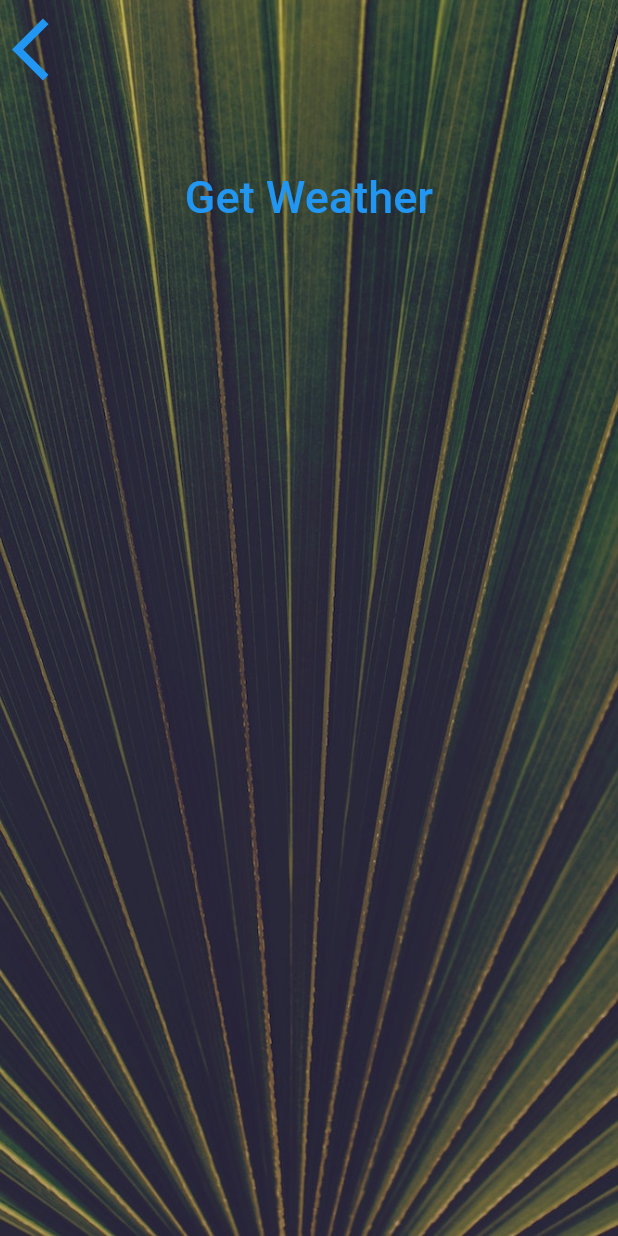
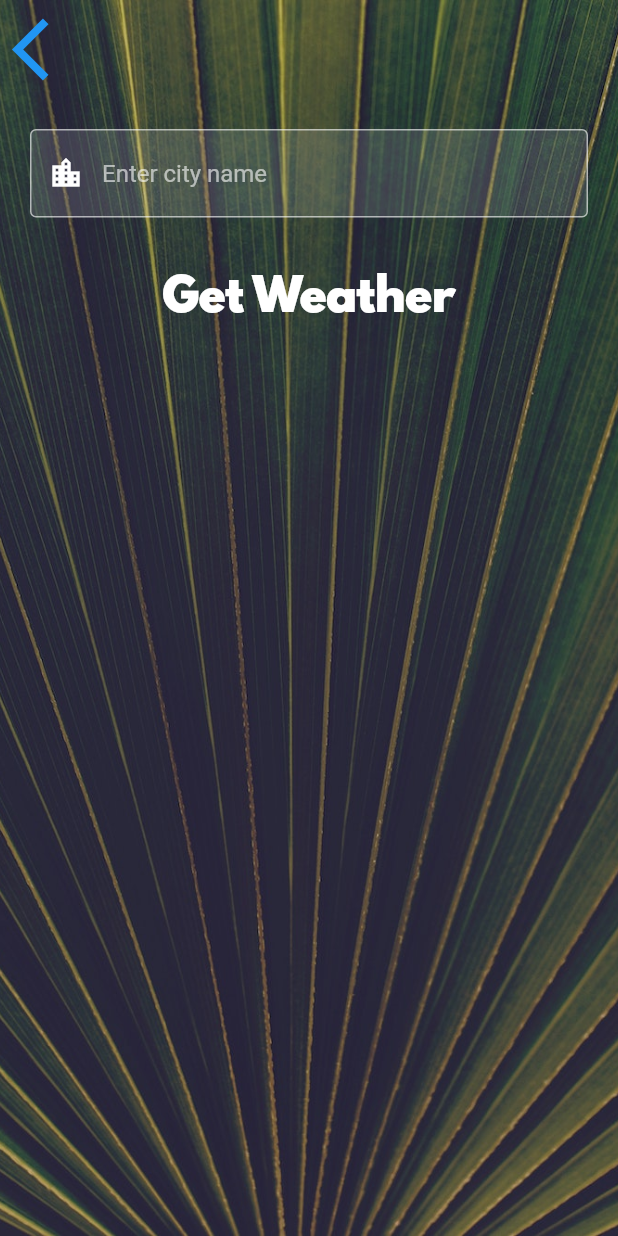
Before and after one commit to AdnanBashir87/clima_weather_app_flutter, a Flutter app: the CityScreen screen opened directly, on a phone screen of 412 x 824 dp. Run offline on Flutter 3.47's test engine with Material 2 defaults, Android fonts, the phone set to English and light mode, and no system bars; our stand-ins replace flutter_spinkit, geolocator.

Commit message:
code updated Successfully!

```diff
--- a/lib/main.dart
+++ b/lib/main.dart
@@ -11,7 +11,7 @@ class ClimaWeather extends StatelessWidget {
     return MaterialApp(
       debugShowCheckedModeBanner: false,
       theme: ThemeData.dark(),
-      home: LoadingScreen(),
+      home: const LoadingScreen(),
     );
   }
 }
--- a/lib/screens/city_screen.dart
+++ b/lib/screens/city_screen.dart
@@ -3,11 +3,16 @@ import 'package:flutter/material.dart';
 import '../utilities/constants.dart';
 
 class CityScreen extends StatefulWidget {
+  const CityScreen({super.key});
+
   @override
   _CityScreenState createState() => _CityScreenState();
 }
 
 class _CityScreenState extends State<CityScreen> {
+  final _controller = TextEditingController();
+  late String cityName;
+
   @override
   Widget build(BuildContext context) {
     return Scaffold(
@@ -25,7 +30,9 @@ class _CityScreenState extends State<CityScreen> {
               Align(
                 alignment: Alignment.topLeft,
                 child: TextButton(
-                  onPressed: () {},
+                  onPressed: () {
+                    Navigator.pop(context);
+                  },
                   child: const Icon(
                     Icons.arrow_back_ios,
                     size: 50.0,
@@ -33,11 +40,20 @@ class _CityScreenState extends State<CityScreen> {
                 ),
               ),
               Container(
-                padding: EdgeInsets.all(20.0),
-                child: null,
+                padding: const EdgeInsets.all(20.0),
+                child: TextField(
+                  cursorColor: Colors.white,
+                  controller: _controller,
+                  decoration: kTextFieldDecoration,
+                  onChanged: (value) {
+                    cityName = value;
+                  },
+                ),
               ),
               TextButton(
-                onPressed: () {},
+                onPressed: () {
+                  Navigator.pop(context,cityName);
+                },
                 child: const Text(
                   'Get Weather',
                   style: kButtonTextStyle,
--- a/lib/services/location.dart
+++ b/lib/services/location.dart
@@ -3,8 +3,6 @@ import 'package:geolocator/geolocator.dart';
 class Location {
   late double latitude;
   late double longitude;
-  // Location({required this.latitude, required this.longitude});
-
   Future<void> getCurrentLocation() async {
     try {
       Position position = await Geolocator.getCurrentPosition(
--- a/lib/utilities/constants.dart
+++ b/lib/utilities/constants.dart
@@ -1,20 +1,36 @@
 import 'package:flutter/material.dart';
 
+const kWhite = Colors.white;
 const kTempTextStyle = TextStyle(
   fontFamily: 'Spartan MB',
-  fontSize: 100.0,
+  fontSize: 80.0,
 );
 
 const kMessageTextStyle = TextStyle(
   fontFamily: 'Spartan MB',
-  fontSize: 60.0,
+  fontSize: 55.0,
 );
 
 const kButtonTextStyle = TextStyle(
   fontSize: 30.0,
+  color: kWhite,
   fontFamily: 'Spartan MB',
 );
 
 const kConditionTextStyle = TextStyle(
-  fontSize: 100.0,
+  fontSize: 80.0,
 );
+
+const kTextFieldDecoration = InputDecoration(
+  filled: true,
+  fillColor: Colors.white12,
+  border: OutlineInputBorder(),
+  focusedBorder: OutlineInputBorder(
+    borderSide: BorderSide(color: Colors.white),
+  ),
+  hintText: 'Enter city name',
+  prefixIcon: Icon(
+    Icons.location_city,
+    color: Colors.white,
+  ),
+);
--- a/pubspec.yaml
+++ b/pubspec.yaml
@@ -11,6 +11,7 @@ dependencies:
   geolocator: ^10.1.0
   permission_handler: ^11.0.1
   http: ^1.1.0
+  flutter_spinkit: ^5.2.0
 dev_dependencies:
   flutter_test:
     sdk: flutter
@@ -20,6 +21,6 @@ flutter:
   assets:
     - assets/images/
   fonts:
-    - family: SpartanMB-Black
+    - family: Spartan MB
       fonts:
         - asset: assets/fonts/SpartanMB-Black.otf
```
Also changed, not shown: lib/screens/loading_screen.dart (+36 -21 lines), lib/screens/location_screen.dart (+75 -12 lines), lib/services/networking.dart (+19 -0 lines), lib/services/weather.dart (+23 -0 lines), pubspec.lock.
